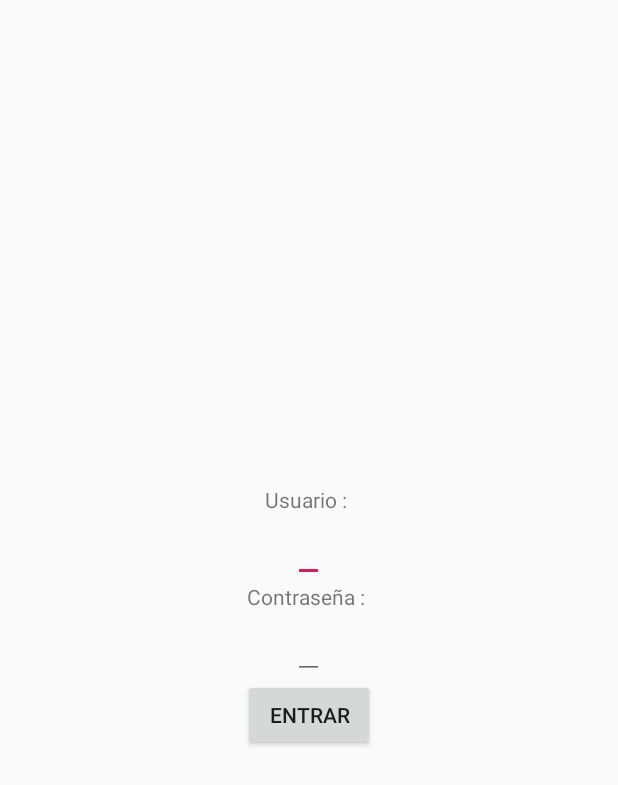
After one commit to Hornus19/BBDDremote, an Android app: the layout login.xml on its own in the app's theme, with its tools: preview values and no code run, on a phone screen of 412 x 824 dp. The commit adds this screen. Shown: the top 785 px of the screen. Run offline under Robolectric (Android 15) with nearby library versions, the phone set to English and light mode, and no system bars.

Commit message:
Tercer commit
Cuadro dialogo login y se loguea correctamente

```diff
--- /dev/null
+++ b/app/src/main/res/layout/login.xml
@@ -0,0 +1,30 @@
+<?xml version="1.0" encoding="utf-8"?>
+<LinearLayout
+    xmlns:android="http://schemas.android.com/apk/res/android" android:layout_width="match_parent"
+    android:layout_height="match_parent"
+    android:layout_gravity="center"
+    android:orientation="vertical"
+    android:gravity="center">
+    <TextView
+        android:layout_width="wrap_content"
+        android:layout_height="wrap_content"
+        android:text="Usuario : "/>
+    <EditText
+        android:layout_width="wrap_content"
+        android:layout_height="wrap_content"
+        android:id="@+id/user"/>
+    <TextView
+        android:layout_width="wrap_content"
+        android:layout_height="wrap_content"
+        android:text="Contraseña : "/>
+    <EditText
+        android:layout_width="wrap_content"
+        android:layout_height="wrap_content"
+        android:id="@+id/pass"
+        android:password="true"/>
+    <Button
+        android:layout_width="wrap_content"
+        android:layout_height="wrap_content"
+        android:text="Entrar"
+        android:id="@+id/login"/>
+</LinearLayout>
```
Also changed, not shown: app/src/main/java/com/example/bbddonline/MainActivity.java (+41 -3 lines).
